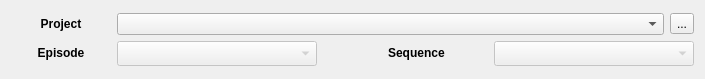
Qt form module/wildchildanimation/gui/forms/maya/project_nav.ui (dearyangyu/swing) before a commit.
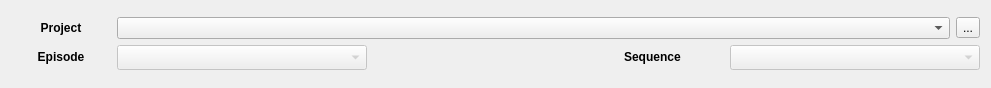
The same form after that commit.

The edit to the form file:
```diff
--- a/module/wildchildanimation/gui/forms/maya/project_nav.ui
+++ b/module/wildchildanimation/gui/forms/maya/project_nav.ui
@@ -6,10 +6,16 @@
    <rect>
     <x>0</x>
     <y>0</y>
-    <width>705</width>
-    <height>79</height>
+    <width>991</width>
+    <height>88</height>
    </rect>
   </property>
+  <property name="sizePolicy">
+   <sizepolicy hsizetype="Expanding" vsizetype="Expanding">
+    <horstretch>0</horstretch>
+    <verstretch>0</verstretch>
+   </sizepolicy>
+  </property>
   <property name="windowTitle">
    <string>treehouse: swing</string>
   </property>
```
